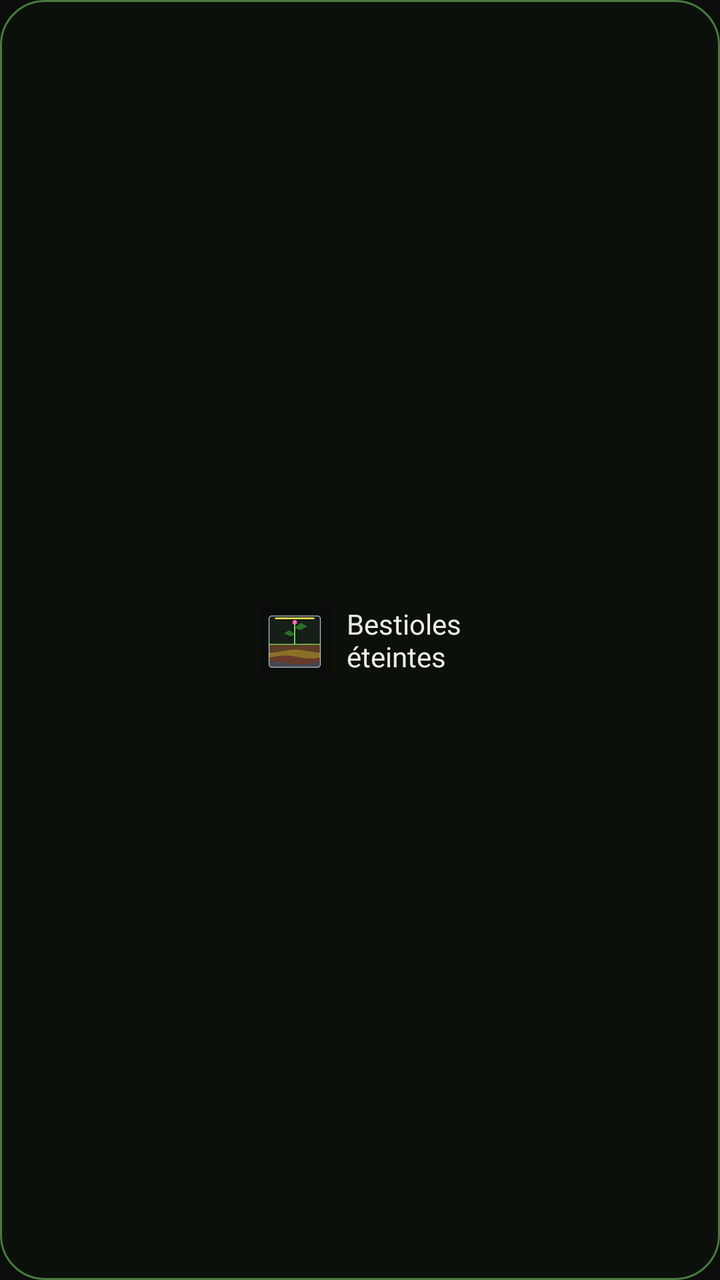
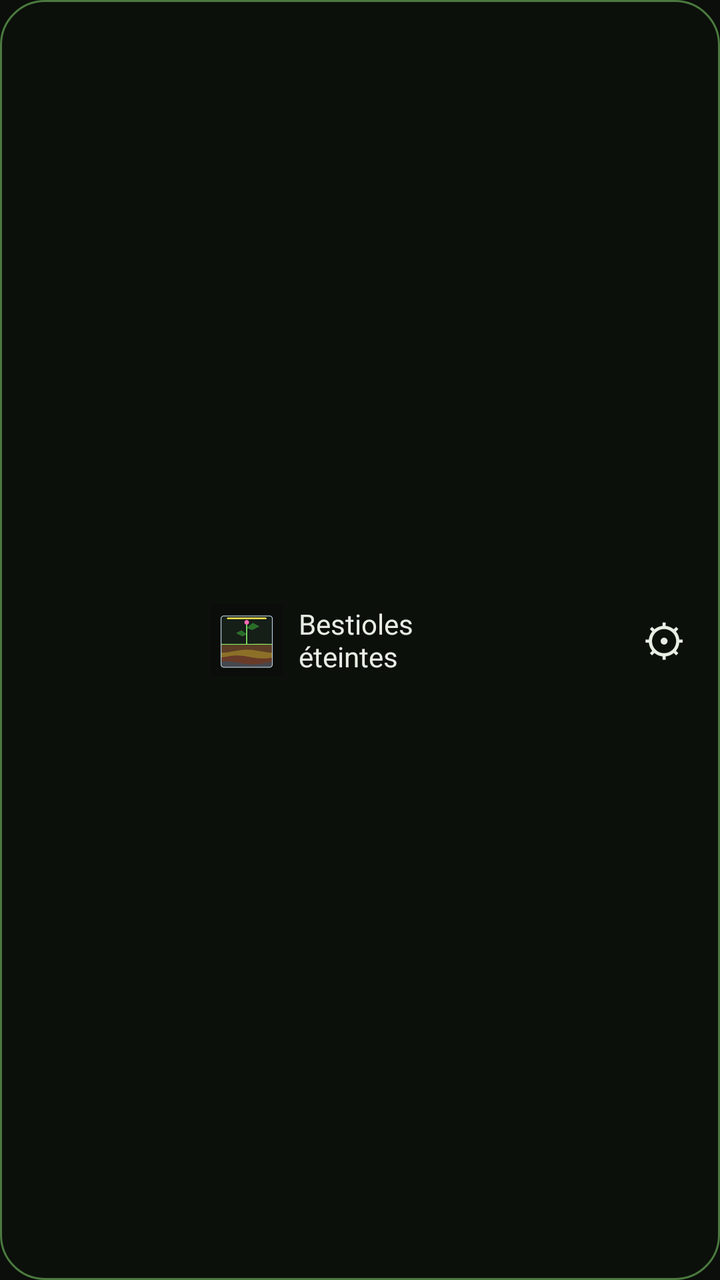

Before-and-after screenshots of an Android layout around one commit, followed by the original layout XML and the change that was made.
<!-- AndroidManifest.xml: application theme Theme.Bestioles -->
<!-- res/layout/widget.xml -->
<?xml version="1.0" encoding="utf-8"?>
<LinearLayout xmlns:android="http://schemas.android.com/apk/res/android"
    android:id="@+id/widget_bouton"
    android:layout_width="match_parent" android:layout_height="match_parent"
    android:orientation="horizontal" android:gravity="center"
    android:background="@drawable/fond_widget" android:padding="8dp">
    <ImageView android:id="@+id/widget_icone" android:layout_width="36dp" android:layout_height="36dp"
        android:src="@mipmap/ic_launcher" android:contentDescription="@string/app_name" />
    <TextView android:id="@+id/widget_texte"
        android:layout_width="wrap_content" android:layout_height="wrap_content"
        android:layout_marginStart="8dp" android:textColor="#FFE8EEE4" android:textSize="14sp"
        android:text="Bestioles\néteintes" />
</LinearLayout>
<!-- resources referenced by this layout -->
<resources>
  <!-- drawable fond_widget (drawable) -->
  <?xml version="1.0" encoding="utf-8"?>
  <shape xmlns:android="http://schemas.android.com/apk/res/android" android:shape="rectangle">
      <solid android:color="#E60D110C" />
      <stroke android:width="1dp" android:color="#FF4A7A3E" />
      <corners android:radius="22dp" />
  </shape>
  <!-- mipmap ic_launcher: png bitmap (mipmap, 6857 bytes) -->
  <string name="app_name">Bestioles</string>
  <style name="Theme.Bestioles" parent="@android:style/Theme.Material.NoActionBar">
          <item name="android:colorAccent">#FFE94D</item>
          <item name="android:windowBackground">@color/fond</item>
          <item name="android:statusBarColor">@color/fond</item>
      </style>
  <color name="fond">#FF0B0E0A</color>
</resources>

<!-- the commit's change to res/layout/widget.xml (unified diff, before → after) -->
@@ -1,9 +1,12 @@
 <?xml version="1.0" encoding="utf-8"?>
 <LinearLayout xmlns:android="http://schemas.android.com/apk/res/android"
+    android:layout_width="match_parent" android:layout_height="match_parent"
+    android:orientation="horizontal" android:gravity="center_vertical"
+    android:background="@drawable/fond_widget" android:padding="6dp">
+<LinearLayout
     android:id="@+id/widget_bouton"
-    android:layout_width="match_parent" android:layout_height="match_parent"
-    android:orientation="horizontal" android:gravity="center"
-    android:background="@drawable/fond_widget" android:padding="8dp">
+    android:layout_width="0dp" android:layout_weight="1" android:layout_height="match_parent"
+    android:orientation="horizontal" android:gravity="center">
     <ImageView android:id="@+id/widget_icone" android:layout_width="36dp" android:layout_height="36dp"
         android:src="@mipmap/ic_launcher" android:contentDescription="@string/app_name" />
     <TextView android:id="@+id/widget_texte"
@@ -11,3 +14,9 @@
         android:layout_marginStart="8dp" android:textColor="#FFE8EEE4" android:textSize="14sp"
         android:text="Bestioles\néteintes" />
 </LinearLayout>
+    
+    <TextView android:id="@+id/widget_options"
+        android:layout_width="44dp" android:layout_height="44dp" android:layout_marginStart="4dp"
+        android:gravity="center" android:text="⚙" android:textSize="22sp" android:textColor="#FFE8EEE4"
+        android:contentDescription="Options des bestioles" />
+</LinearLayout>
